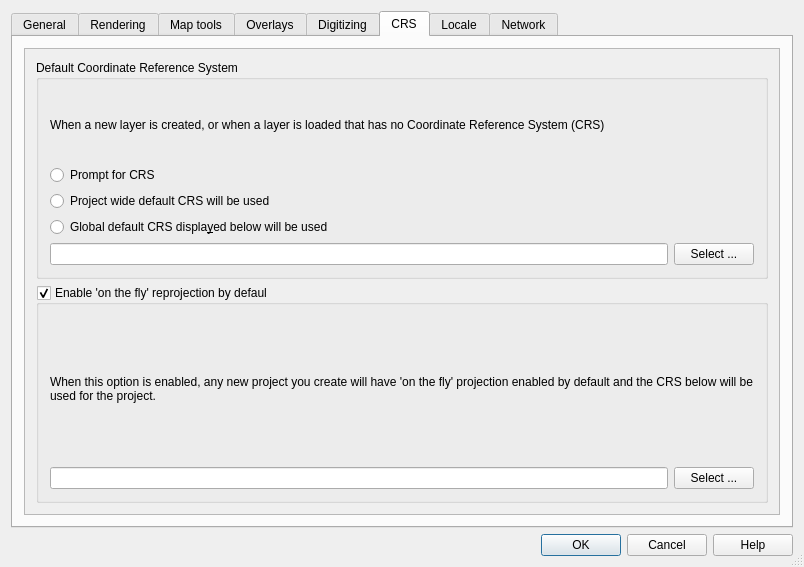
The window that qgis/src/ui/qgsoptionsbase.ui (sourcepole/qgis) describes before a commit, drawn with Qt 5.
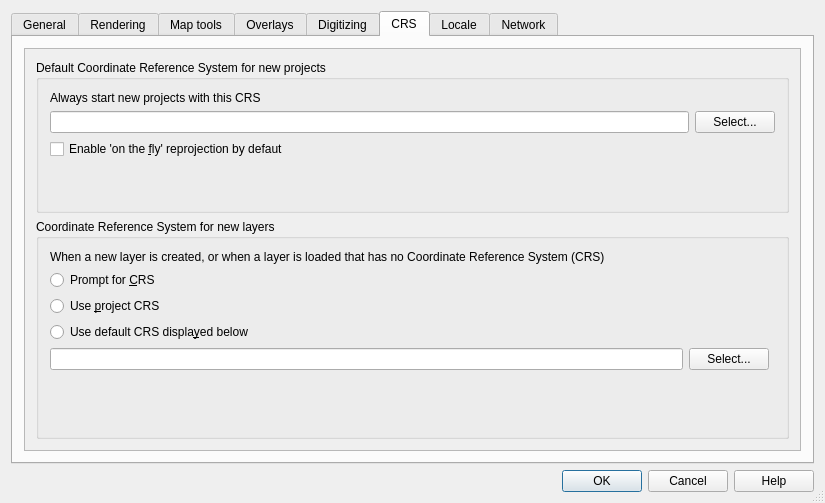
The same window after the commit. The open tabs and pages were chosen to show the change. Icons and pictures are not drawn. Custom widgets are drawn as their Qt base class.

Commit message: FEATURE: Select default CRS for new projects. Fixes #363

What changed in the file:
```diff
--- a/qgis/src/ui/qgsoptionsbase.ui
+++ b/qgis/src/ui/qgsoptionsbase.ui
@@ -6,8 +6,8 @@
    <rect>
     <x>0</x>
     <y>0</y>
-    <width>804</width>
-    <height>567</height>
+    <width>825</width>
+    <height>503</height>
    </rect>
   </property>
   <property name="windowTitle">
@@ -20,7 +20,7 @@
    <bool>true</bool>
   </property>
   <layout class="QGridLayout" name="gridLayout_3">
-   <item row="1" column="0">
+   <item row="3" column="0">
     <widget class="QDialogButtonBox" name="buttonBox">
      <property name="orientation">
       <enum>Qt::Horizontal</enum>
@@ -30,7 +30,7 @@
      </property>
     </widget>
    </item>
-   <item row="0" column="0">
+   <item row="2" column="0">
     <widget class="QTabWidget" name="tabWidget">
      <property name="currentIndex">
       <number>5</number>
@@ -1355,18 +1355,86 @@
            <rect>
             <x>0</x>
             <y>0</y>
-            <width>762</width>
-            <height>458</height>
+            <width>795</width>
+            <height>415</height>
            </rect>
           </property>
-          <layout class="QGridLayout" name="gridLayout_22">
+          <layout class="QGridLayout" name="gridLayout_15">
            <item row="0" column="0">
+            <widget class="QGroupBox" name="grpOtfTransform">
+             <property name="sizePolicy">
+              <sizepolicy hsizetype="Preferred" vsizetype="Preferred">
+               <horstretch>0</horstretch>
+               <verstretch>0</verstretch>
+              </sizepolicy>
+             </property>
+             <property name="title">
+              <string>Default Coordinate Reference System for new projects</string>
+             </property>
+             <property name="checkable">
+              <bool>false</bool>
+             </property>
+             <layout class="QGridLayout" name="gridLayout_22">
+              <item row="1" column="0">
+               <widget class="QLineEdit" name="leProjectGlobalCrs">
+                <property name="readOnly">
+                 <bool>true</bool>
+                </property>
+               </widget>
+              </item>
+              <item row="3" column="0">
+               <widget class="QCheckBox" name="chkOtfTransform">
+                <property name="text">
+                 <string>Enable 'on the &amp;fly' reprojection by defaut</string>
+                </property>
+               </widget>
+              </item>
+              <item row="1" column="1">
+               <widget class="QPushButton" name="pbnSelectOtfProjection">
+                <property name="text">
+                 <string>Select...</string>
+                </property>
+               </widget>
+              </item>
+              <item row="4" column="0" colspan="2">
+               <spacer name="verticalSpacer">
+                <property name="orientation">
+                 <enum>Qt::Vertical</enum>
+                </property>
+                <property name="sizeHint" stdset="0">
+                 <size>
+                  <width>20</width>
+                  <height>40</height>
+                 </size>
+                </property>
+               </spacer>
+              </item>
+              <item row="0" column="0">
+               <widget class="QLabel" name="label_16">
+                <property name="text">
+                 <string>Always start new projects with this CRS</string>
+                </property>
+                <property name="buddy">
+                 <cstring>leProjectGlobalCrs</cstring>
+                </property>
+               </widget>
+              </item>
+             </layout>
+            </widget>
+           </item>
+           <item row="1" column="0">
             <widget class="QGroupBox" name="grpProjectionBehaviour">
+             <property name="sizePolicy">
+              <sizepolicy hsizetype="Preferred" vsizetype="Preferred">
+               <horstretch>0</horstretch>
+               <verstretch>1</verstretch>
+              </sizepolicy>
+             </property>
              <property name="title">
-              <string>Default Coordinate Reference System</string>
+              <string>Coordinate Reference System for new layers</string>
              </property>
              <layout class="QGridLayout" name="gridLayout">
-              <item row="0" column="0">
+              <item row="0" column="0" colspan="3">
                <widget class="QLabel" name="label_8">
                 <property name="text">
                  <string>When a new layer is created, or when a layer is loaded that has no Coordinate Reference System (CRS)</string>
@@ -1379,81 +1447,53 @@
               <item row="1" column="0">
                <widget class="QRadioButton" name="radPromptForProjection">
                 <property name="text">
-                 <string>Prompt for CRS</string>
+                 <string>Prompt for &amp;CRS</string>
                 </property>
                </widget>
               </item>
               <item row="2" column="0">
                <widget class="QRadioButton" name="radUseProjectProjection">
                 <property name="text">
-                 <string>Project wide default CRS will be used</string>
+                 <string>Use &amp;project CRS</string>
                 </property>
                </widget>
               </item>
               <item row="3" column="0">
                <widget class="QRadioButton" name="radUseGlobalProjection">
                 <property name="text">
-                 <string>Global default CRS displa&amp;yed below will be used</string>
+                 <string>Use default CRS displa&amp;yed below</string>
                 </property>
                </widget>
               </item>
               <item row="4" column="0">
-               <layout class="QHBoxLayout" name="horizontalLayout_9">
-                <item>
-                 <widget class="QLineEdit" name="leGlobalCRS">
-                  <property name="readOnly">
-                   <bool>true</bool>
-                  </property>
-                 </widget>
-                </item>
-                <item>
-                 <widget class="QPushButton" name="pbnSelectProjection">
-                  <property name="text">
-                   <string>Select ...</string>
-                  </property>
-                 </widget>
-                </item>
-               </layout>
-              </item>
-             </layout>
-            </widget>
-           </item>
-           <item row="1" column="0">
-            <widget class="QGroupBox" name="grpOtfTransform">
-             <property name="title">
-              <string>Enable 'on the fly' reprojection by defaul</string>
-             </property>
-             <property name="checkable">
-              <bool>true</bool>
-             </property>
-             <layout class="QGridLayout" name="gridLayout_15">
-              <item row="0" column="0">
-               <widget class="QLabel" name="label_16">
-                <property name="text">
-                 <string>When this option is enabled, any new project you create will have 'on the fly' projection enabled by default and the CRS below will be used for the project.</string>
-                </property>
-                <property name="wordWrap">
+               <widget class="QLineEdit" name="leLayerGlobalCrs">
+                <property name="readOnly">
                  <bool>true</bool>
                 </property>
                </widget>
               </item>
-              <item row="1" column="0">
-               <layout class="QHBoxLayout" name="horizontalLayout_10">
-                <item>
-                 <widget class="QLineEdit" name="leGlobalOtfProjString">
-                  <property name="readOnly">
-                   <bool>true</bool>
-                  </property>
-                 </widget>
-                </item>
-                <item>
-                 <widget class="QPushButton" name="pbnSelectOtfProjection">
-                  <property name="text">
-                   <string>Select ...</string>
-                  </property>
-                 </widget>
-                </item>
-               </layout>
+              <item row="4" column="1">
+               <widget class="QPushButton" name="pbnSelectProjection">
+                <property name="text">
+                 <string>Select...</string>
+                </property>
+               </widget>
+              </item>
+              <item row="5" column="1">
+               <spacer name="verticalSpacer_2">
+                <property name="orientation">
+                 <enum>Qt::Vertical</enum>
+                </property>
+                <property name="sizeType">
+                 <enum>QSizePolicy::Expanding</enum>
+                </property>
+                <property name="sizeHint" stdset="0">
+                 <size>
+                  <width>20</width>
+                  <height>10</height>
+                 </size>
+                </property>
+               </spacer>
               </item>
              </layout>
             </widget>
```
Left out of the diff: 87 changed lines with no effect on the pictures. The commit also changes 3 other files.
